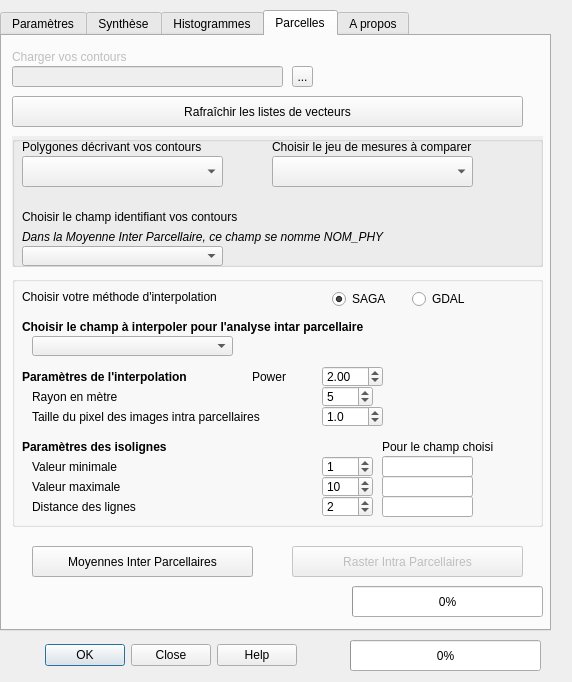
Before: the Qt Designer form Physiocap_dialog_base.ui in jhemmi/QgisPhysiocapPlugin, drawn with Qt 5.
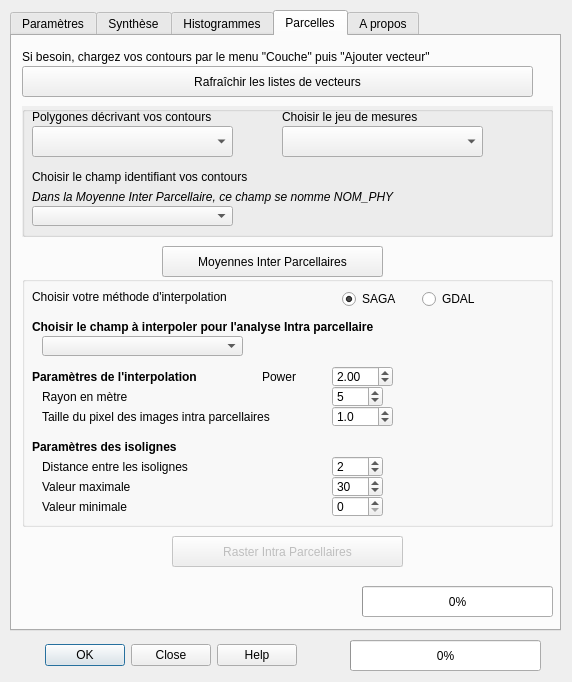
After: the same form once the commit is applied. The open tabs and pages were chosen to show the change.

Diff of the .ui file:
```diff
--- a/Physiocap_dialog_base.ui
+++ b/Physiocap_dialog_base.ui
@@ -38,7 +38,7 @@
    </property>
    <property name="geometry">
     <rect>
-     <x>0</x>
+     <x>10</x>
      <y>10</y>
      <width>551</width>
      <height>621</height>
@@ -789,7 +789,7 @@
      <property name="geometry">
       <rect>
        <x>10</x>
-       <y>100</y>
+       <y>70</y>
        <width>531</width>
        <height>131</height>
       </rect>
@@ -852,7 +852,7 @@
        </rect>
       </property>
       <property name="text">
-       <string>Choisir le jeu de mesures à comparer </string>
+       <string>Choisir le jeu de mesures</string>
       </property>
      </widget>
      <widget class="QLabel" name="lab_62">
@@ -862,7 +862,7 @@
       <property name="geometry">
        <rect>
         <x>10</x>
-        <y>70</y>
+        <y>60</y>
         <width>281</width>
         <height>21</height>
        </rect>
@@ -878,7 +878,7 @@
       <property name="geometry">
        <rect>
         <x>10</x>
-        <y>110</y>
+        <y>100</y>
         <width>201</width>
         <height>20</height>
        </rect>
@@ -891,7 +891,7 @@
       <property name="geometry">
        <rect>
         <x>10</x>
-        <y>90</y>
+        <y>80</y>
         <width>461</width>
         <height>21</height>
        </rect>
@@ -910,7 +910,7 @@
      <property name="geometry">
       <rect>
        <x>10</x>
-       <y>60</y>
+       <y>30</y>
        <width>511</width>
        <height>31</height>
       </rect>
@@ -921,54 +921,25 @@
     </widget>
     <widget class="QLabel" name="lab_60">
      <property name="enabled">
-      <bool>false</bool>
-     </property>
-     <property name="geometry">
-      <rect>
-       <x>10</x>
-       <y>10</y>
-       <width>321</width>
-       <height>21</height>
-      </rect>
-     </property>
-     <property name="text">
-      <string>Charger vos contours</string>
-     </property>
-    </widget>
-    <widget class="QToolButton" name="toolButtonContour">
-     <property name="enabled">
       <bool>true</bool>
      </property>
      <property name="geometry">
       <rect>
-       <x>290</x>
-       <y>30</y>
-       <width>21</width>
-       <height>21</height>
-      </rect>
-     </property>
-     <property name="text">
-      <string>...</string>
-     </property>
-    </widget>
-    <widget class="QLineEdit" name="lineEditContours">
-     <property name="enabled">
-      <bool>false</bool>
-     </property>
-     <property name="geometry">
-      <rect>
        <x>10</x>
-       <y>30</y>
-       <width>271</width>
+       <y>10</y>
+       <width>521</width>
        <height>21</height>
       </rect>
      </property>
+     <property name="text">
+      <string>Si besoin, chargez vos contours par le menu &quot;Couche&quot; puis &quot;Ajouter vecteur&quot;</string>
+     </property>
     </widget>
     <widget class="QPushButton" name="ButtonInter">
      <property name="geometry">
       <rect>
-       <x>30</x>
-       <y>510</y>
+       <x>150</x>
+       <y>210</y>
        <width>221</width>
        <height>31</height>
       </rect>
@@ -1018,6 +989,9 @@
      </property>
     </widget>
     <widget class="QGroupBox" name="groupBoxIntra">
+     <property name="enabled">
+      <bool>true</bool>
+     </property>
      <property name="geometry">
       <rect>
        <x>10</x>
@@ -1115,41 +1089,6 @@
        <string>Valeur maximale</string>
       </property>
      </widget>
-     <widget class="QSpinBox" name="spinBoxIsoMin">
-      <property name="geometry">
-       <rect>
-        <x>310</x>
-        <y>180</y>
-        <width>51</width>
-        <height>21</height>
-       </rect>
-      </property>
-      <property name="minimum">
-       <number>0</number>
-      </property>
-      <property name="maximum">
-       <number>200</number>
-      </property>
-      <property name="singleStep">
-       <number>1</number>
-      </property>
-      <property name="value">
-       <number>1</number>
-      </property>
-     </widget>
-     <widget class="QLabel" name="lab_81">
-      <property name="geometry">
-       <rect>
-        <x>20</x>
-        <y>180</y>
-        <width>161</width>
-        <height>21</height>
-       </rect>
-      </property>
-      <property name="text">
-       <string>Valeur minimale</string>
-      </property>
-     </widget>
      <widget class="QLabel" name="lab_80">
       <property name="geometry">
        <rect>
@@ -1179,36 +1118,36 @@
        </rect>
       </property>
       <property name="minimum">
-       <number>0</number>
+       <number>5</number>
       </property>
       <property name="maximum">
-       <number>200</number>
+       <number>1500</number>
       </property>
       <property name="singleStep">
        <number>1</number>
       </property>
       <property name="value">
-       <number>10</number>
+       <number>30</number>
       </property>
      </widget>
      <widget class="QLabel" name="lab_83">
       <property name="geometry">
        <rect>
         <x>20</x>
-        <y>220</y>
+        <y>180</y>
         <width>211</width>
         <height>21</height>
        </rect>
       </property>
       <property name="text">
-       <string>Distance des lignes</string>
+       <string>Distance entre les isolignes</string>
       </property>
      </widget>
      <widget class="QSpinBox" name="spinBoxIntervalles">
       <property name="geometry">
        <rect>
         <x>310</x>
-        <y>220</y>
+        <y>180</y>
         <width>51</width>
         <height>21</height>
        </rect>
@@ -1245,7 +1184,7 @@
        </font>
       </property>
       <property name="text">
-       <string>Choisir le champ à interpoler pour l'analyse intar parcellaire</string>
+       <string>Choisir le champ à interpoler pour l'analyse Intra parcellaire</string>
       </property>
      </widget>
      <widget class="QComboBox" name="fieldComboIntra">
@@ -1261,94 +1200,6 @@
        </rect>
       </property>
      </widget>
-     <widget class="QLineEdit" name="lineEditMinParam">
-      <property name="enabled">
-       <bool>true</bool>
-      </property>
-      <property name="geometry">
-       <rect>
-        <x>370</x>
-        <y>180</y>
-        <width>91</width>
-        <height>21</height>
-       </rect>
-      </property>
-      <property name="inputMethodHints">
-       <set>Qt::ImhDialableCharactersOnly</set>
-      </property>
-      <property name="text">
-       <string/>
-      </property>
-      <property name="maxLength">
-       <number>50</number>
-      </property>
-      <property name="dragEnabled">
-       <bool>true</bool>
-      </property>
-     </widget>
-     <widget class="QLabel" name="lab_39">
-      <property name="geometry">
-       <rect>
-        <x>370</x>
-        <y>160</y>
-        <width>141</width>
-        <height>21</height>
-       </rect>
-      </property>
-      <property name="text">
-       <string>Pour le champ choisi</string>
-      </property>
-     </widget>
-     <widget class="QLineEdit" name="lineEditMaxParam">
-      <property name="enabled">
-       <bool>true</bool>
-      </property>
-      <property name="geometry">
-       <rect>
-        <x>370</x>
-        <y>200</y>
-        <width>91</width>
-        <height>21</height>
-       </rect>
-      </property>
-      <property name="inputMethodHints">
-       <set>Qt::ImhDialableCharactersOnly</set>
-      </property>
-      <property name="text">
-       <string/>
-      </property>
-      <property name="maxLength">
-       <number>50</number>
-      </property>
-      <property name="dragEnabled">
-       <bool>true</bool>
-      </property>
-     </widget>
-     <widget class="QLineEdit" name="lineEditIso">
-      <property name="enabled">
-       <bool>true</bool>
-      </property>
-      <property name="geometry">
-       <rect>
-        <x>370</x>
-        <y>220</y>
-        <width>91</width>
-        <height>21</height>
-       </rect>
-      </property>
-      <property name="inputMethodHints">
-       <set>Qt::ImhDialableCharactersOnly</set>
-      </property>
-      <property name="text">
-       <string/>
-      </property>
-      <property name="maxLength">
-       <number>50</number>
-      </property>
-      <property name="dragEnabled">
-       <bool>true</bool>
-      </property>
-     </widget>
      <widget class="QDoubleSpinBox" name="spinBoxPower">
       <property name="geometry">
        <rect>
@@ -1454,6 +1305,41 @@
        <double>1.000000000000000</double>
       </property>
      </widget>
+     <widget class="QLabel" name="lab_81">
+      <property name="geometry">
+       <rect>
+        <x>20</x>
+        <y>220</y>
+        <width>161</width>
+        <height>21</height>
+       </rect>
+      </property>
+      <property name="text">
+       <string>Valeur minimale</string>
+      </property>
+     </widget>
+     <widget class="QSpinBox" name="spinBoxIsoMin">
+      <property name="geometry">
+       <rect>
+        <x>310</x>
+        <y>220</y>
+        <width>51</width>
+        <height>21</height>
+       </rect>
+      </property>
+      <property name="minimum">
+       <number>0</number>
+      </property>
+      <property name="maximum">
+       <number>5</number>
+      </property>
+      <property name="singleStep">
+       <number>1</number>
+      </property>
+      <property name="value">
+       <number>0</number>
+      </property>
+     </widget>
     </widget>
     <widget class="QPushButton" name="ButtonIntra">
      <property name="enabled">
@@ -1461,8 +1347,8 @@
      </property>
      <property name="geometry">
       <rect>
-       <x>290</x>
-       <y>510</y>
+       <x>160</x>
+       <y>500</y>
        <width>231</width>
        <height>31</height>
       </rect>
```
Left out of the diff: 2 changed lines with no effect on the pictures.
